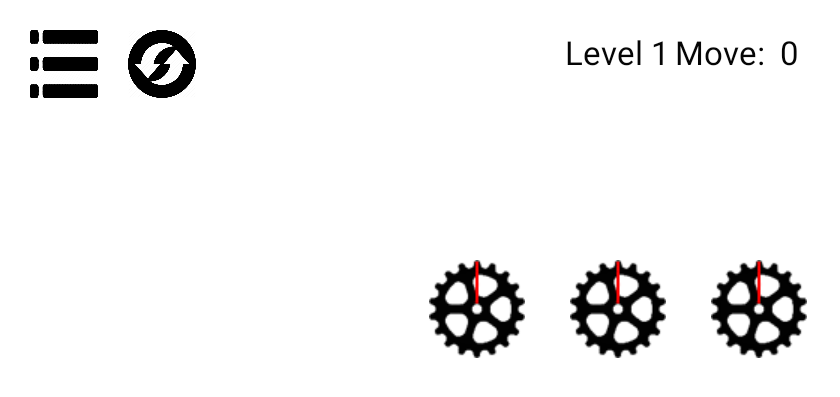
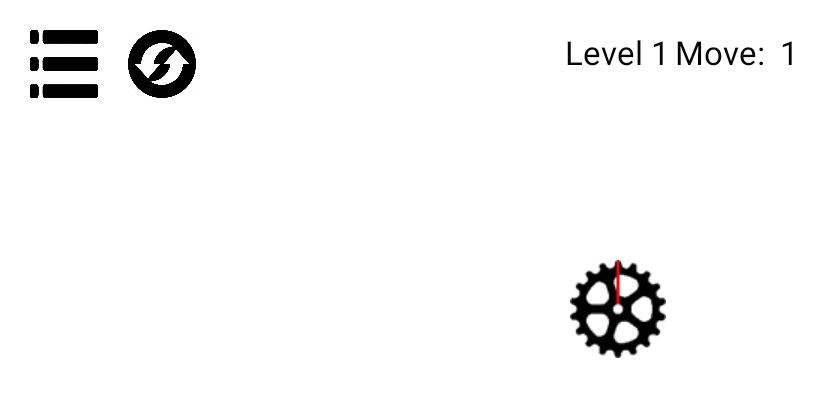
Before and after one commit to Skyrisu/Gear, an Android app: the Level1 screen opened directly, with no data from a screen before it, after a tap on an icon or button, on a phone screen of 824 x 412 dp (held sideways). Shown: the top 397 px of the screen, without its empty margins (0-840 px from the left). Run offline under Robolectric (Android 15) with nearby library versions, the phone set to English and light mode, and no system bars.

Commit message:
Level 1 is almost done

```diff
--- a/app/src/main/java/gearapp/sstudio/com/gearapp/Level1.java
+++ b/app/src/main/java/gearapp/sstudio/com/gearapp/Level1.java
@@ -22,8 +22,6 @@ public class Level1 extends MainActivity {
         setContentView(R.layout.activity_level1);
         turnCounter = 0;
         DegreesGear1 = 0;
-        DegreesGear2 = 0;
-        DegreesGear3 = 0;
         currentLevel = 1;
     }
 
@@ -78,33 +76,20 @@ public class Level1 extends MainActivity {
     }
 
     public void turnGear(View v){
-        switch (v.getId()){
-            case R.id.Gear1_2:
-                turn1(v);
-                DegreesGear1 = DegreesGear1 + 90;
-                break;
-            case R.id.Gear2_2:
-                turn2(v);
-                DegreesGear2 = DegreesGear2 + 90;
-                break;
-            case R.id.Gear2_3:
-                turn3(v);
-                DegreesGear3 = DegreesGear3 + 90;
-                break;
-        }
-        final TextView viewCounter = (TextView) findViewById(R.id.TextViewCounter);
+        turn1(v);
+        DegreesGear1 = DegreesGear1 + 90;
+        final TextView viewCounter = (TextView) findViewById(R.id.TextViewMoveNumber);
         turnCounter ++;
-        viewCounter.setText ("Turns: " + String.valueOf(turnCounter));
-        if (DegreesGear1 == 360) {
-            DegreesGear1 = 0;
-        } else if (DegreesGear2 == 360) {
-            DegreesGear2 = 0;
-        } else if (DegreesGear3 == 360) {
-            DegreesGear3 = 0;
-        }
-        if (DegreesGear1 == 180 && DegreesGear1 == DegreesGear2 && DegreesGear1 == DegreesGear3){
+        viewCounter.setText (String.valueOf(turnCounter));
+        if (DegreesGear1 == 180) {
             Intent EndScreen = new Intent (this, EndScreen.class);
             startActivity(EndScreen);
         }
     }
+
+    public void reload(View v){
+        Intent reload = new Intent (this, Level1.class);
+        finish();
+        startActivity(reload);
+    }
 }
--- a/app/src/main/res/layout/activity_level1.xml
+++ b/app/src/main/res/layout/activity_level1.xml
@@ -22,30 +22,8 @@
         android:src="@drawable/gearlvl"
         android:background="@null"
         android:onClick="turnGear"
-        android:layout_marginRight="30dp"
-        android:layout_centerVertical="true"
-        android:layout_toLeftOf="@+id/Gear2" />
-
-    <ImageButton
-        android:layout_width="wrap_content"
-        android:layout_height="wrap_content"
-        android:id="@+id/Gear2"
-        android:src="@drawable/gearlvl"
-        android:background="@null"
-        android:onClick="turnGear"
         android:layout_centerVertical="true"
         android:layout_centerHorizontal="true" />
-
-    <ImageButton
-        android:layout_width="wrap_content"
-        android:layout_height="wrap_content"
-        android:id="@+id/Gear3"
-        android:src="@drawable/gearlvl"
-        android:background="@null"
-        android:onClick="turnGear"
-        android:layout_centerVertical="true"
-        android:layout_marginLeft="30dp"
-        android:layout_toRightOf="@+id/Gear2" />
 
     <TextView
         android:layout_width="wrap_content"
@@ -55,7 +33,9 @@
         android:id="@+id/MoveText"
         android:textIsSelectable="true"
         android:layout_alignParentStart="false"
+        android:layout_alignParentLeft="false"
         android:layout_alignParentEnd="false"
+        android:layout_alignParentRight="false"
         android:layout_marginLeft="450dp"
         android:layout_marginTop="20dp"
         android:textColor="#fa000000" />
@@ -63,7 +43,7 @@
     <ImageButton
         android:layout_width="45dp"
         android:layout_height="45dp"
-        android:id="@+id/backbutton"
+        android:id="@+id/BackButton"
         android:background="@drawable/menusymbol"
         android:layout_marginTop="20dp"
         android:layout_marginLeft="20dp"
@@ -74,19 +54,21 @@
     <ImageButton
         android:layout_width="45dp"
         android:layout_height="45dp"
-        android:id="@+id/reloadbutton"
+        android:id="@+id/ReloadButton"
         android:background="@drawable/refresh"
-        android:layout_toRightOf="@+id/backbutton"
+        android:layout_toRightOf="@+id/BackButton"
         android:layout_marginLeft="20dp"
-        android:layout_marginTop="20dp" />
+        android:layout_marginTop="20dp"
+        android:onClick="reload" />
 
     <TextView
         android:layout_width="wrap_content"
         android:layout_height="wrap_content"
         android:textAppearance="?android:attr/textAppearanceLarge"
         android:text="0"
-        android:id="@+id/textviewmovenumber"
+        android:id="@+id/TextViewMoveNumber"
         android:layout_toEndOf="@+id/MoveText"
+        android:layout_toRightOf="@+id/MoveText"
         android:layout_marginLeft="10dp"
         android:textColor="#fa000000"
         android:layout_alignBaseline="@+id/MoveText" />
```
Also changed, not shown: app/src/main/java/gearapp/sstudio/com/gearapp/Level2.java (+4 -4 lines), app/src/main/java/gearapp/sstudio/com/gearapp/Level3.java (+7 -7 lines), app/src/main/res/layout/activity_level2.xml (+51 -33 lines), app/src/main/res/layout/activity_level3.xml (+83 -12 lines), app/src/main/res/layout/activity_level_select.xml (+11 -11 lines).
